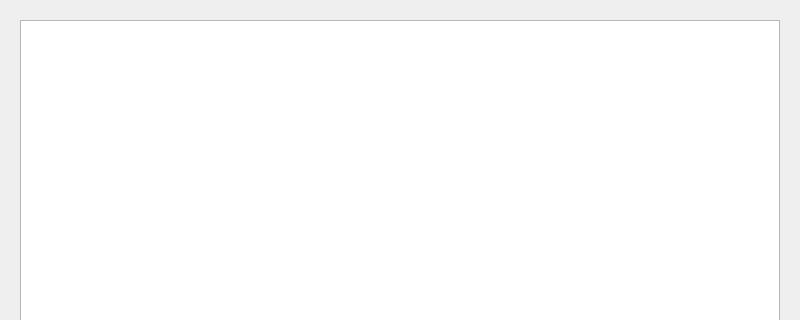
Qt form checkout_page.ui (Pranamya-N/Inventory-Managment-system-) before a commit; both pictures show x 0 to 800 and y 0 to 320 of the 800 by 600 pixel window.
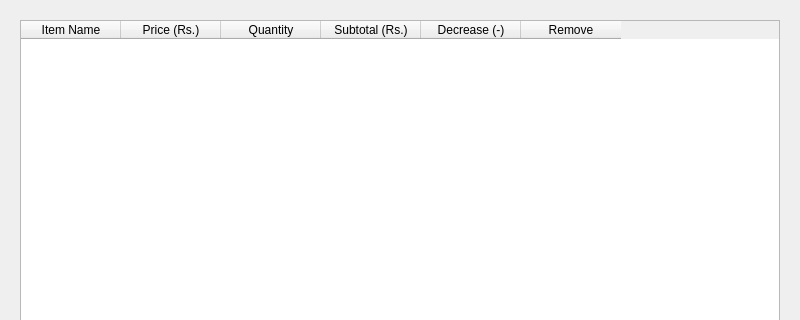
The same form after that commit.

Patch:
```diff
--- a/checkout_page.ui
+++ b/checkout_page.ui
@@ -19,7 +19,44 @@
      <widget class="QWidget" name="pageCartView">
       <layout class="QVBoxLayout" name="cartLayout">
        <item>
-        <widget class="QTableWidget" name="cartTable"/>
+        <widget class="QTableWidget" name="cartTable">
+         <property name="columnCount">
+          <number>6</number>
+         </property>
+         <property name="rowCount">
+          <number>0</number>
+         </property>
+         <column>
+          <property name="text">
+           <string>Item Name</string>
+          </property>
+         </column>
+         <column>
+          <property name="text">
+           <string>Price (Rs.)</string>
+          </property>
+         </column>
+         <column>
+          <property name="text">
+           <string>Quantity</string>
+          </property>
+         </column>
+         <column>
+          <property name="text">
+           <string>Subtotal (Rs.)</string>
+          </property>
+         </column>
+         <column>
+          <property name="text">
+           <string>Decrease (-)</string>
+          </property>
+         </column>
+         <column>
+          <property name="text">
+           <string>Remove</string>
+          </property>
+         </column>
+        </widget>
        </item>
        <item>
         <widget class="QLabel" name="labelBill">
```
